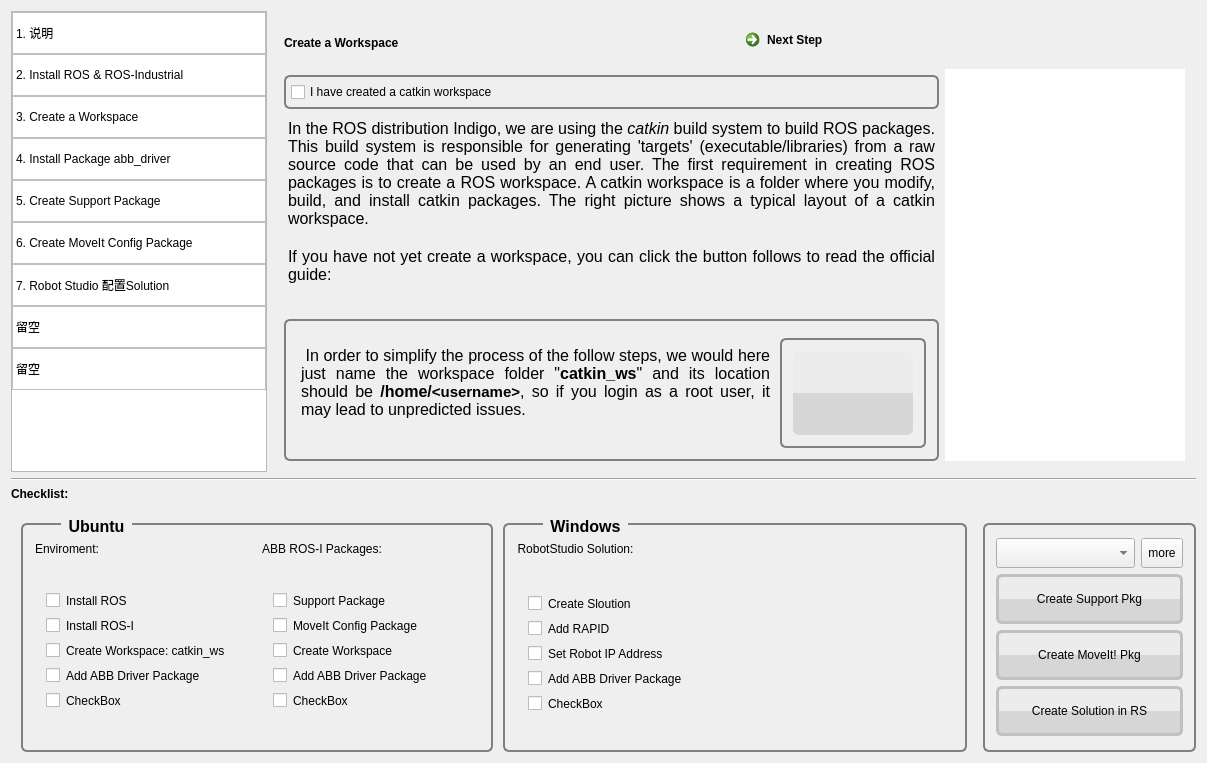
This is gui/inetgration_assistant/AbbRosI-Intg-Asst/asstmainwindow.ui in Yifei1988/abb_ros-i_integration as Qt 5 draws it before an edit. The edited form follows.
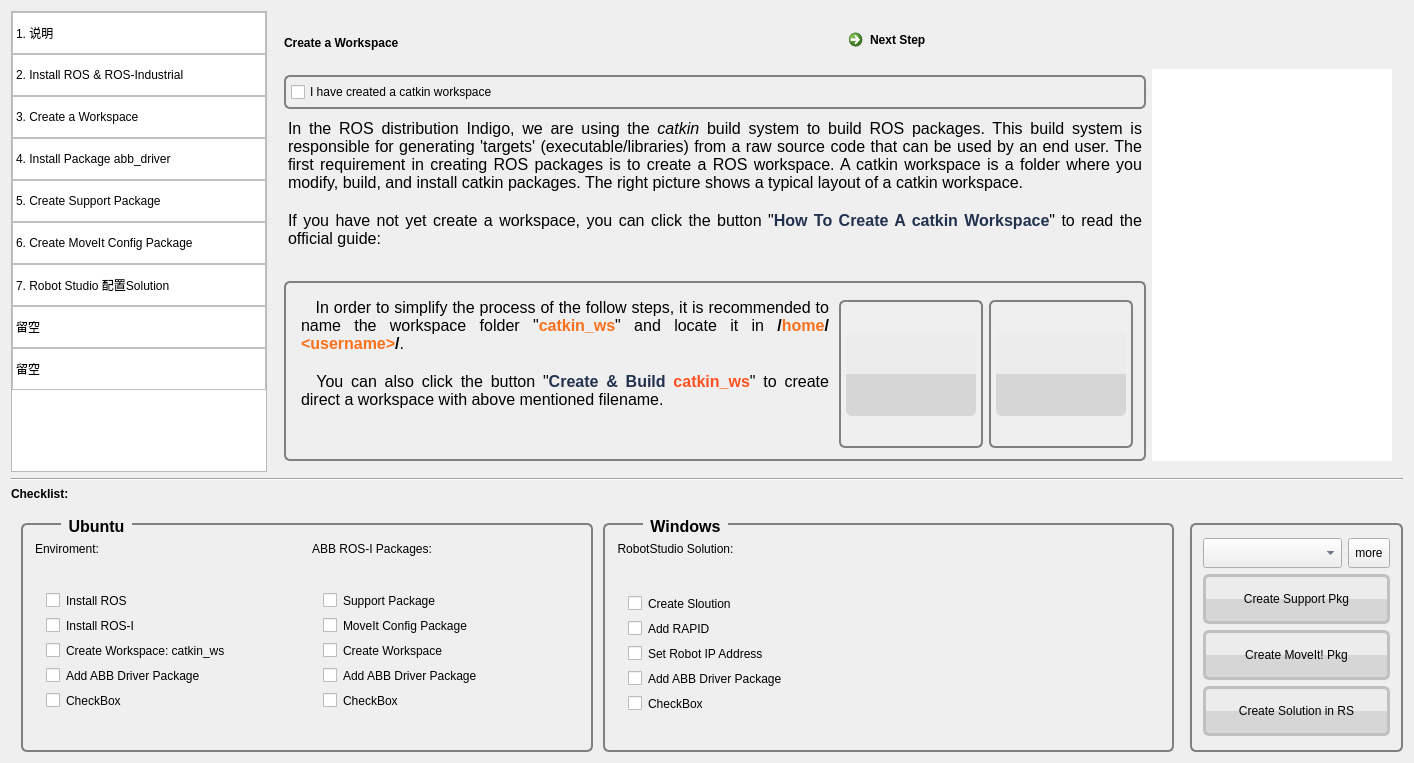
This is the edited form. The open tabs and pages were chosen to show the change. Icons and pictures are not drawn.

Commit message: gui: enable console & add mk_catkin_ws.sh

```diff
--- a/gui/inetgration_assistant/AbbRosI-Intg-Asst/asstmainwindow.ui
+++ b/gui/inetgration_assistant/AbbRosI-Intg-Asst/asstmainwindow.ui
@@ -6,7 +6,7 @@
    <rect>
     <x>0</x>
     <y>0</y>
-    <width>1207</width>
+    <width>1414</width>
     <height>763</height>
    </rect>
   </property>
@@ -491,9 +491,9 @@
          </layout>
         </widget>
         <widget class="QWidget" name="page_3">
-         <layout class="QGridLayout" name="gridLayout_30">
+         <layout class="QGridLayout" name="gridLayout_7">
           <item row="0" column="0">
-           <layout class="QVBoxLayout" name="verticalLayout_22">
+           <layout class="QVBoxLayout" name="verticalLayout_14">
             <item>
              <layout class="QHBoxLayout" name="horizontalLayout_11">
               <item>
@@ -579,12 +579,6 @@
                 </item>
                 <item>
                  <widget class="QTextBrowser" name="textBrowser_3">
-                  <property name="minimumSize">
-                   <size>
-                    <width>452</width>
-                    <height>192</height>
-                   </size>
-                  </property>
                   <property name="styleSheet">
                    <string notr="true">background-color: transparent;
 border: 0px;</string>
@@ -596,7 +590,7 @@
 &lt;/style&gt;&lt;/head&gt;&lt;body style=&quot; font-family:'Ubuntu'; font-size:11pt; font-weight:400; font-style:normal;&quot;&gt;
 &lt;p align=&quot;justify&quot; style=&quot; margin-top:0px; margin-bottom:0px; margin-left:0px; margin-right:0px; -qt-block-indent:0; text-indent:0px;&quot;&gt;&lt;span style=&quot; font-size:12pt;&quot;&gt;In the ROS distribution Indigo, we are using the &lt;/span&gt;&lt;span style=&quot; font-size:12pt; font-style:italic;&quot;&gt;catkin&lt;/span&gt;&lt;span style=&quot; font-size:12pt;&quot;&gt; build system to build ROS packages. This build system is responsible for generating 'targets' (executable/libraries) from a raw source code that can be used by an end user. The first requirement in creating ROS packages is to create a ROS workspace. A catkin workspace is a folder where you modify, build, and install catkin packages. The right picture shows a typical layout of a catkin workspace.&lt;/span&gt;&lt;/p&gt;
 &lt;p align=&quot;justify&quot; style=&quot;-qt-paragraph-type:empty; margin-top:0px; margin-bottom:0px; margin-left:0px; margin-right:0px; -qt-block-indent:0; text-indent:0px; font-size:12pt;&quot;&gt;&lt;br /&gt;&lt;/p&gt;
-&lt;p align=&quot;justify&quot; style=&quot; margin-top:0px; margin-bottom:0px; margin-left:0px; margin-right:0px; -qt-block-indent:0; text-indent:0px;&quot;&gt;&lt;span style=&quot; font-size:12pt;&quot;&gt;If you have not yet create a workspace, you can click the button follows to read the official guide:&lt;/span&gt;&lt;/p&gt;&lt;/body&gt;&lt;/html&gt;</string>
+&lt;p align=&quot;justify&quot; style=&quot; margin-top:0px; margin-bottom:0px; margin-left:0px; margin-right:0px; -qt-block-indent:0; text-indent:0px;&quot;&gt;&lt;span style=&quot; font-size:12pt;&quot;&gt;If you have not yet create a workspace, you can click the button &amp;quot;&lt;/span&gt;&lt;span style=&quot; font-size:12pt; font-weight:600; color:#21314e;&quot;&gt;How To Create A catkin Workspace&lt;/span&gt;&lt;span style=&quot; font-size:12pt;&quot;&gt;&amp;quot; to read the official guide:&lt;/span&gt;&lt;/p&gt;&lt;/body&gt;&lt;/html&gt;</string>
                   </property>
                  </widget>
                 </item>
@@ -625,12 +619,6 @@
                     <layout class="QHBoxLayout" name="horizontalLayout_27">
                      <item>
                       <widget class="QTextBrowser" name="textBrowser_14">
-                       <property name="minimumSize">
-                        <size>
-                         <width>342</width>
-                         <height>95</height>
-                        </size>
-                       </property>
                        <property name="styleSheet">
                         <string notr="true">background-color: transparent;
 border: 0px;</string>
@@ -641,22 +629,37 @@
 p, li { white-space: pre-wrap; }
 &lt;/style&gt;&lt;/head&gt;&lt;body style=&quot; font-family:'Ubuntu'; font-size:11pt; font-weight:400; font-style:normal;&quot;&gt;
 &lt;p align=&quot;justify&quot; style=&quot; margin-top:0px; margin-bottom:0px; margin-left:0px; margin-right:0px; -qt-block-indent:0; text-indent:0px;&quot;&gt;&lt;img src=&quot;:/icon/attention.png&quot; style=&quot;float: left;&quot; /&gt;&lt;/p&gt;
-&lt;p align=&quot;justify&quot; style=&quot; margin-top:0px; margin-bottom:0px; margin-left:0px; margin-right:0px; -qt-block-indent:0; text-indent:0px;&quot;&gt;&lt;span style=&quot; font-size:6pt;&quot;&gt; &lt;/span&gt;&lt;/p&gt;
-&lt;p align=&quot;justify&quot; style=&quot; margin-top:0px; margin-bottom:0px; margin-left:0px; margin-right:0px; -qt-block-indent:0; text-indent:0px;&quot;&gt;&lt;span style=&quot; font-size:12pt;&quot;&gt; In order to simplify the process of the follow steps, we would here just name the workspace folder &amp;quot;&lt;/span&gt;&lt;span style=&quot; font-size:12pt; font-weight:600;&quot;&gt;catkin_ws&lt;/span&gt;&lt;span style=&quot; font-size:12pt;&quot;&gt;&amp;quot; and its location should be &lt;/span&gt;&lt;span style=&quot; font-size:12pt; font-weight:600;&quot;&gt;/home/&lt;/span&gt;&lt;span style=&quot; font-weight:600;&quot;&gt;&amp;lt;username&amp;gt;&lt;/span&gt;&lt;span style=&quot; font-size:12pt;&quot;&gt;, so if you login as a root user, it may lead to unpredicted issues.&lt;/span&gt;&lt;/p&gt;&lt;/body&gt;&lt;/html&gt;</string>
+&lt;p align=&quot;justify&quot; style=&quot; margin-top:0px; margin-bottom:0px; margin-left:0px; margin-right:0px; -qt-block-indent:0; text-indent:0px;&quot;&gt;&lt;span style=&quot; font-size:12pt;&quot;&gt;   In order to simplify the process of the follow steps, it is recommended to name the workspace folder &amp;quot;&lt;/span&gt;&lt;span style=&quot; font-size:12pt; font-weight:600; color:#f9711d;&quot;&gt;catkin_ws&lt;/span&gt;&lt;span style=&quot; font-size:12pt;&quot;&gt;&amp;quot; and locate it in &lt;/span&gt;&lt;span style=&quot; font-size:12pt; font-weight:600;&quot;&gt;/&lt;/span&gt;&lt;span style=&quot; font-size:12pt; font-weight:600; color:#f9711d;&quot;&gt;home&lt;/span&gt;&lt;span style=&quot; font-size:12pt; font-weight:600;&quot;&gt;/&lt;/span&gt;&lt;span style=&quot; font-size:12pt; font-weight:600; color:#f9711d;&quot;&gt;&amp;lt;username&amp;gt;&lt;/span&gt;&lt;span style=&quot; font-size:12pt; font-weight:600;&quot;&gt;/&lt;/span&gt;&lt;span style=&quot; font-size:12pt;&quot;&gt;. &lt;/span&gt;&lt;/p&gt;
+&lt;p align=&quot;justify&quot; style=&quot;-qt-paragraph-type:empty; margin-top:0px; margin-bottom:0px; margin-left:0px; margin-right:0px; -qt-block-indent:0; text-indent:0px; font-size:12pt;&quot;&gt;&lt;br /&gt;&lt;/p&gt;
+&lt;p align=&quot;justify&quot; style=&quot; margin-top:0px; margin-bottom:0px; margin-left:0px; margin-right:0px; -qt-block-indent:0; text-indent:0px;&quot;&gt;&lt;span style=&quot; font-size:12pt;&quot;&gt;  You can also click the button &amp;quot;&lt;/span&gt;&lt;span style=&quot; font-size:12pt; font-weight:600; color:#21314e;&quot;&gt;Create &amp;amp; Build &lt;/span&gt;&lt;span style=&quot; font-size:12pt; font-weight:600; color:#ff5222;&quot;&gt;catkin_ws&lt;/span&gt;&lt;span style=&quot; font-size:12pt;&quot;&gt;&amp;quot; to create direct a workspace with above mentioned filename.&lt;/span&gt;&lt;/p&gt;&lt;/body&gt;&lt;/html&gt;</string>
                        </property>
                       </widget>
                      </item>
+                     <item>
+                      <layout class="QHBoxLayout" name="horizontalLayout_10">
                      <item>
                       <widget class="QGroupBox" name="groupBox_21">
                        <property name="title">
                         <string/>
                        </property>
                        <layout class="QGridLayout" name="gridLayout_29">
+                          <property name="leftMargin">
+                           <number>5</number>
+                          </property>
+                          <property name="topMargin">
+                           <number>5</number>
+                          </property>
+                          <property name="rightMargin">
+                           <number>5</number>
+                          </property>
+                          <property name="bottomMargin">
+                           <number>5</number>
+                          </property>
                         <item row="0" column="0">
                          <widget class="QPushButton" name="btnToRosCatkinWs">
                           <property name="minimumSize">
                            <size>
-                            <width>120</width>
+                              <width>130</width>
                             <height>70</height>
                            </size>
                           </property>
@@ -676,6 +679,51 @@
                         </item>
                        </layout>
                       </widget>
+                       </item>
+                       <item>
+                        <widget class="QGroupBox" name="groupBox_22">
+                         <property name="title">
+                          <string/>
+                         </property>
+                         <layout class="QGridLayout" name="gridLayout_30">
+                          <property name="leftMargin">
+                           <number>5</number>
+                          </property>
+                          <property name="topMargin">
+                           <number>5</number>
+                          </property>
+                          <property name="rightMargin">
+                           <number>5</number>
+                          </property>
+                          <property name="bottomMargin">
+                           <number>5</number>
+                          </property>
+                          <item row="0" column="0">
+                           <widget class="QPushButton" name="btnMkCatkinWs">
+                            <property name="minimumSize">
+                             <size>
+                              <width>130</width>
+                              <height>70</height>
+                             </size>
+                            </property>
+                            <property name="maximumSize">
+                             <size>
+                              <width>130</width>
+                              <height>85</height>
+                             </size>
+                            </property>
+                            <property name="styleSheet">
+                             <string notr="true">border-image: url(:/icon/btn_mk_catkinws.png);</string>
+                            </property>
+                            <property name="text">
+                             <string/>
+                            </property>
+                           </widget>
+                          </item>
+                         </layout>
+                        </widget>
+                       </item>
+                      </layout>
                      </item>
                     </layout>
                    </item>
```
Left out of the diff: 16 changed lines with no effect on the pictures. Lines whose indentation alone changed are shown as unchanged. The commit also changes 20 other files.
